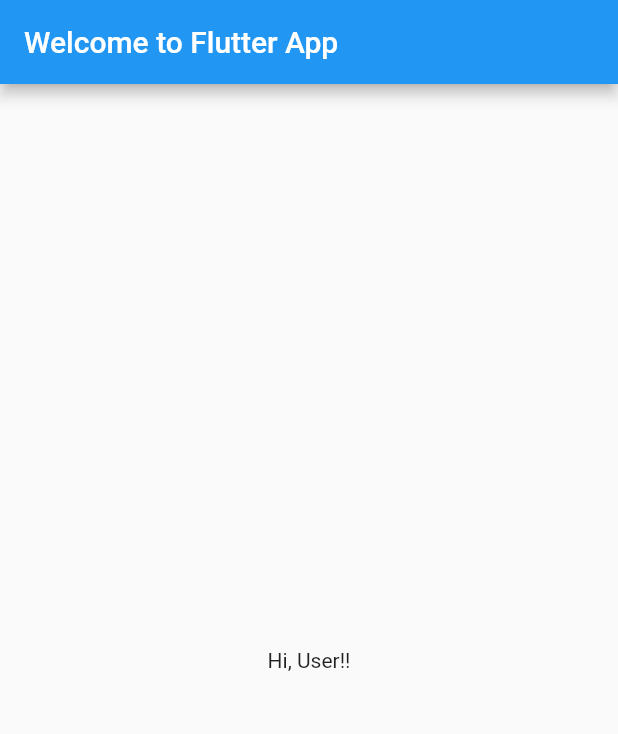
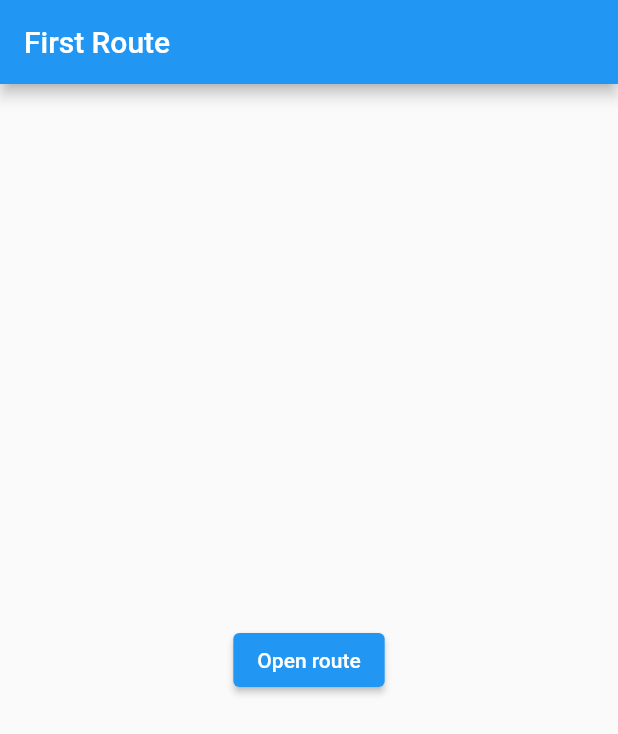
Before and after one commit to piratchai/flutter_application_1, a Flutter app: the screen it shows after launch, on a phone screen of 412 x 824 dp. Shown: the top 734 px of the screen. Run offline on Flutter 3.47's test engine with Material 2 defaults, Android fonts, the phone set to English and light mode, and no system bars.

Commit message:
เพิ่มหน้า

```diff
--- a/lib/main.dart
+++ b/lib/main.dart
@@ -1,22 +1,38 @@
 import 'package:flutter/material.dart';
 
+// -- import local -- //
+import 'screens/SecondScreen.dart';
+
 void main() {
-  runApp(MyApp());
+  runApp(MainApp());
 }
 
 const titleApp = "Welcome to Flutter App";
 
-class MyApp extends StatelessWidget {
+class MainApp extends StatelessWidget {
   @override
   Widget build(BuildContext context) {
-    return MaterialApp(
-      title: titleApp,
-      home: Scaffold(
-        appBar: AppBar(
-          title: const Text(titleApp),
-        ),
-        body: const Center(
-          child: Text('Hi, User!!'),
+    return MaterialApp(title: titleApp, home: FirstRoute());
+  }
+}
+
+class FirstRoute extends StatelessWidget {
+  const FirstRoute({Key? key}) : super(key: key);
+
+  @override
+  Widget build(BuildContext context) {
+    return Scaffold(
+      appBar: AppBar(
+        title: Text('First Route'),
+      ),
+      body: Center(
+        child: ElevatedButton(
+          child: Text('Open route'),
+          onPressed: () {
+            //print('Press Button');
+            Navigator.push(context,
+                MaterialPageRoute(builder: (context) => SecondRoute()));
+          },
         ),
       ),
     );
```
Also changed, not shown: lib/screens/SecondScreen.dart (added, +23 -0 lines).
